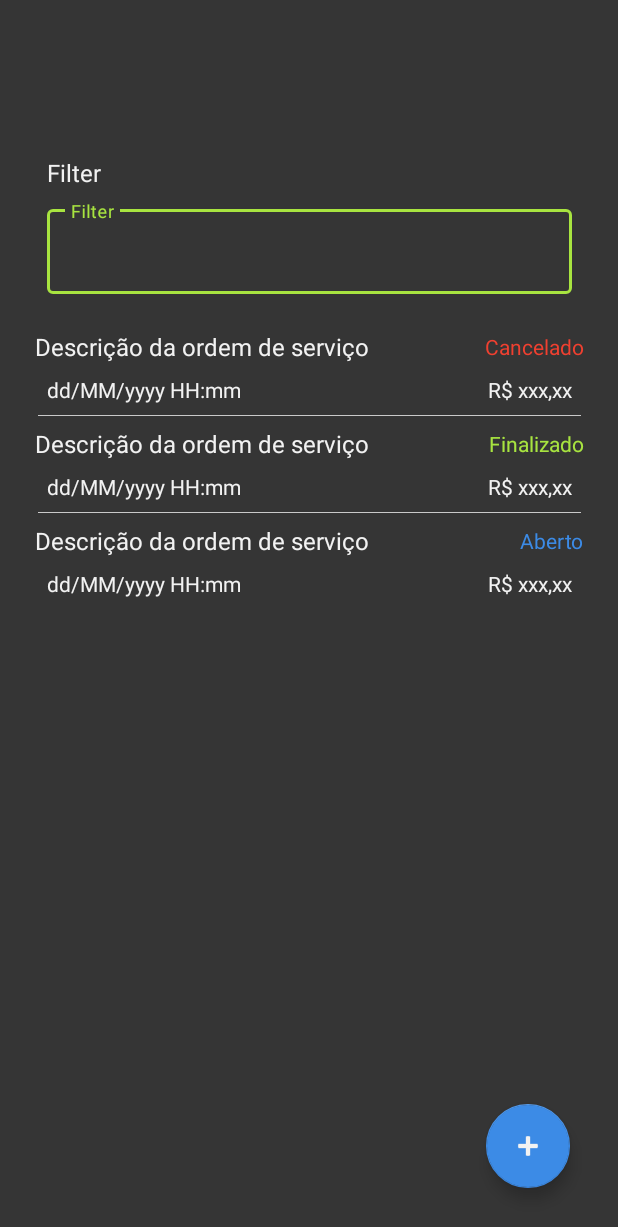
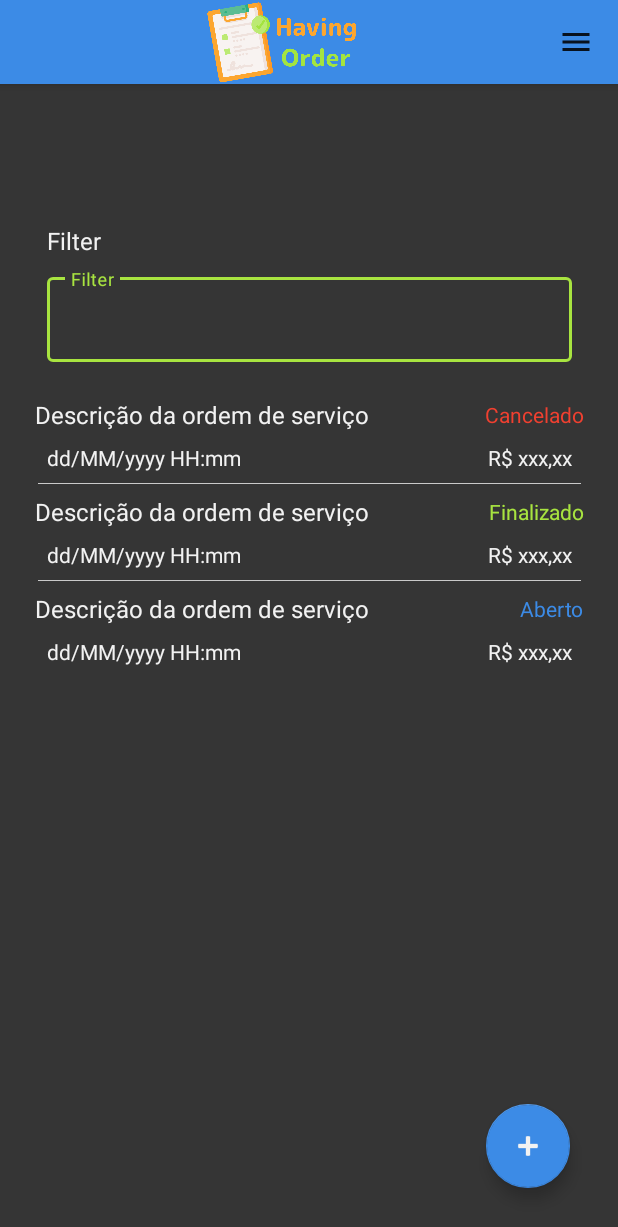
Before and after one commit to Felix-xilef/HavingOrder, an Android app: the Orders screen opened directly, with no data from a screen before it, on a phone screen of 412 x 824 dp. Shown: the top 1227 px of the screen. Run offline under Robolectric (Android 15) with nearby library versions, the phone set to English and light mode, and no system bars.

Commit message:
Creating Actionbar

```diff
--- a/app/src/main/java/com/fatec/havingorder/Orders.java
+++ b/app/src/main/java/com/fatec/havingorder/Orders.java
@@ -1,8 +1,10 @@
 package com.fatec.havingorder;
 
 import androidx.appcompat.app.AppCompatActivity;
+import androidx.appcompat.widget.Toolbar;
 
 import android.os.Bundle;
+import android.view.Menu;
 
 public class Orders extends AppCompatActivity {
 
@@ -10,5 +12,17 @@ public class Orders extends AppCompatActivity {
     protected void onCreate(Bundle savedInstanceState) {
         super.onCreate(savedInstanceState);
         setContentView(R.layout.activity_orders);
+
+        Toolbar appToolBar = (Toolbar) findViewById(R.id.appToolbar);
+        setSupportActionBar(appToolBar);
+    }
+
+    @Override
+    public boolean onCreateOptionsMenu(Menu menu) {
+        super.onCreateOptionsMenu(menu);
+
+        getMenuInflater().inflate(R.menu.nav_items, menu);
+
+        return true;
     }
 }
--- /dev/null
+++ b/app/src/main/res/drawable/ic_baseline_menu_24.xml
@@ -0,0 +1,10 @@
+<vector xmlns:android="http://schemas.android.com/apk/res/android"
+    android:width="24dp"
+    android:height="24dp"
+    android:viewportWidth="24"
+    android:viewportHeight="24"
+    android:tint="?attr/colorControlNormal">
+  <path
+      android:fillColor="@android:color/white"
+      android:pathData="M3,18h18v-2L3,16v2zM3,13h18v-2L3,11v2zM3,6v2h18L21,6L3,6z"/>
+</vector>
--- a/app/src/main/res/layout/activity_orders.xml
+++ b/app/src/main/res/layout/activity_orders.xml
@@ -6,6 +6,18 @@
     android:layout_height="match_parent"
     tools:context=".Orders">
 
+    <androidx.appcompat.widget.Toolbar
+        android:id="@+id/appToolbar"
+        android:layout_width="match_parent"
+        android:layout_height="?attr/actionBarSize"
+        android:background="?attr/colorPrimary"
+        android:elevation="4dp"
+        android:theme="@style/ThemeOverlay.AppCompat.ActionBar"
+        app:logo="@drawable/logo"
+        app:logoDescription="@string/logoDescription"
+        app:menu="@menu/nav_items"
+        app:popupTheme="@style/ThemeOverlay.AppCompat.Light" />
+
     <androidx.constraintlayout.widget.ConstraintLayout
         android:id="@+id/constraintLayout2"
         android:layout_width="wrap_content"
@@ -13,7 +25,7 @@
         app:layout_constraintBottom_toBottomOf="parent"
         app:layout_constraintEnd_toEndOf="parent"
         app:layout_constraintStart_toStartOf="parent"
-        app:layout_constraintTop_toTopOf="parent"
+        app:layout_constraintTop_toBottomOf="@+id/appToolbar"
         app:layout_constraintVertical_bias="0.19999999">
 
         <TextView
@@ -28,11 +40,11 @@
         <com.google.android.material.textfield.TextInputLayout
             android:id="@+id/txtFilter"
             style="@style/Widget.MaterialComponents.TextInputLayout.OutlinedBox"
-            app:boxStrokeColor="@color/light_green"
-            app:hintTextColor="@color/light_green"
             android:layout_width="350dp"
             android:layout_height="wrap_content"
             android:layout_marginTop="8dp"
+            app:boxStrokeColor="@color/light_green"
+            app:hintTextColor="@color/light_green"
             app:layout_constraintEnd_toEndOf="parent"
             app:layout_constraintStart_toStartOf="parent"
             app:layout_constraintTop_toBottomOf="@+id/lblFilter">
--- /dev/null
+++ b/app/src/main/res/menu/nav_items.xml
@@ -0,0 +1,11 @@
+<?xml version="1.0" encoding="utf-8"?>
+<menu xmlns:android="http://schemas.android.com/apk/res/android">
+    <item android:id="@+id/btnOrders"
+        android:title="@string/btnOrders"/>
+
+    <item android:id="@+id/btnUsers"
+        android:title="@string/btnUsers"/>
+
+    <item android:id="@+id/btnLogout"
+        android:title="@string/btnLogout"/>
+</menu>
--- a/app/src/main/res/values-night/themes.xml
+++ b/app/src/main/res/values-night/themes.xml
@@ -15,5 +15,13 @@
         <item name="android:colorBackground">@color/background</item>
         <item name="android:textColor">@color/foreground</item>
         <item name="android:textColorHint">@color/foreground_dark</item>
+        <item name="actionOverflowButtonStyle">@style/ActionbarMenuStyle</item>
+    </style>
+
+    <style name="ActionbarMenuStyle" parent="android:style/Widget.Holo.Light.ActionButton.Overflow">
+        <item name="android:src">@drawable/ic_baseline_menu_24</item>
+        <item name="android:background">?android:attr/actionBarItemBackground</item>
+        <item name="android:contentDescription">@string/actionbarMenu</item>
+        <item name="layout_constraintEnd_toStartOf">parent</item>
     </style>
 </resources>
--- a/app/src/main/res/values/strings.xml
+++ b/app/src/main/res/values/strings.xml
@@ -12,4 +12,8 @@
     <string name="signinFailure">Wrong email or password!</string>
     <string name="emptyFields">One or more fields are empty!</string>
     <string name="logoDescription">App Logo</string>
+    <string name="btnOrders">Orders</string>
+    <string name="btnUsers">Users / Clients</string>
+    <string name="btnLogout">Logout</string>
+    <string name="actionbarMenu">Menu</string>
 </resources>
--- a/app/src/main/res/values/themes.xml
+++ b/app/src/main/res/values/themes.xml
@@ -15,5 +15,12 @@
         <item name="android:colorBackground">@color/background</item>
         <item name="android:textColor">@color/foreground</item>
         <item name="android:textColorHint">@color/foreground_dark</item>
+        <item name="actionOverflowButtonStyle">@style/ActionbarMenuStyle</item>
+    </style>
+
+    <style name="ActionbarMenuStyle" parent="android:style/Widget.Holo.Light.ActionButton.Overflow">
+        <item name="android:src">@drawable/ic_baseline_menu_24</item>
+        <item name="android:background">?android:attr/actionBarItemBackground</item>
+        <item name="android:contentDescription">@string/actionbarMenu</item>
     </style>
 </resources>
--- a/build.gradle
+++ b/build.gradle
@@ -5,7 +5,7 @@ buildscript {
         mavenCentral()
     }
     dependencies {
-        classpath "com.android.tools.build:gradle:7.0.1"
+        classpath 'com.android.tools.build:gradle:7.0.2'
 
         // NOTE: Do not place your application dependencies here; they belong
         // in the individual module build.gradle files
```
Also changed, not shown: 1 other file.
